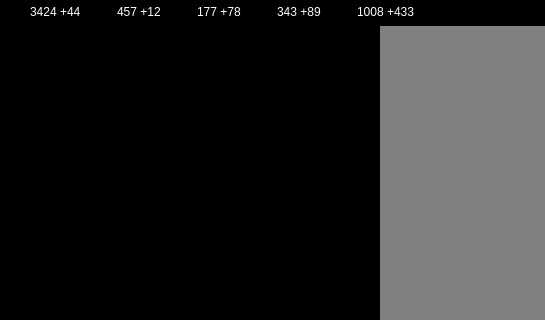
Qt form Game/mapwindow.ui (jonspe/ohj3-pirkanmaan-valloitus) before a commit; both pictures show x 0 to 545 and y 0 to 320 of the 960 by 600 pixel window.
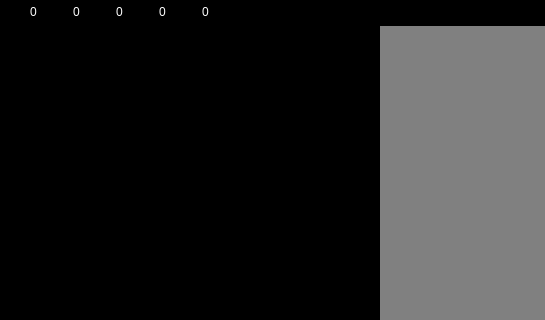
The same form after that commit. Icons and pictures are not drawn.

```diff
--- a/Game/mapwindow.ui
+++ b/Game/mapwindow.ui
@@ -159,7 +159,7 @@
          <string notr="true">color: rgb(255, 255, 255);</string>
         </property>
         <property name="text">
-         <string>3424 +44</string>
+         <string>0</string>
         </property>
        </widget>
       </item>
@@ -203,7 +203,7 @@
          <string notr="true">color: rgb(255, 255, 255);</string>
         </property>
         <property name="text">
-         <string>457 +12</string>
+         <string>0</string>
         </property>
        </widget>
       </item>
@@ -247,7 +247,7 @@
          <string notr="true">color: rgb(255, 255, 255);</string>
         </property>
         <property name="text">
-         <string>177 +78</string>
+         <string>0</string>
         </property>
        </widget>
       </item>
@@ -291,7 +291,7 @@
          <string notr="true">color: rgb(255, 255, 255);</string>
         </property>
         <property name="text">
-         <string>343 +89</string>
+         <string>0</string>
         </property>
        </widget>
       </item>
@@ -335,7 +335,7 @@
          <string notr="true">color: rgb(255, 255, 255);</string>
         </property>
         <property name="text">
-         <string>1008 +433</string>
+         <string>0</string>
         </property>
        </widget>
       </item>
```
Left out of the diff: 10 changed lines with no effect on the pictures.
